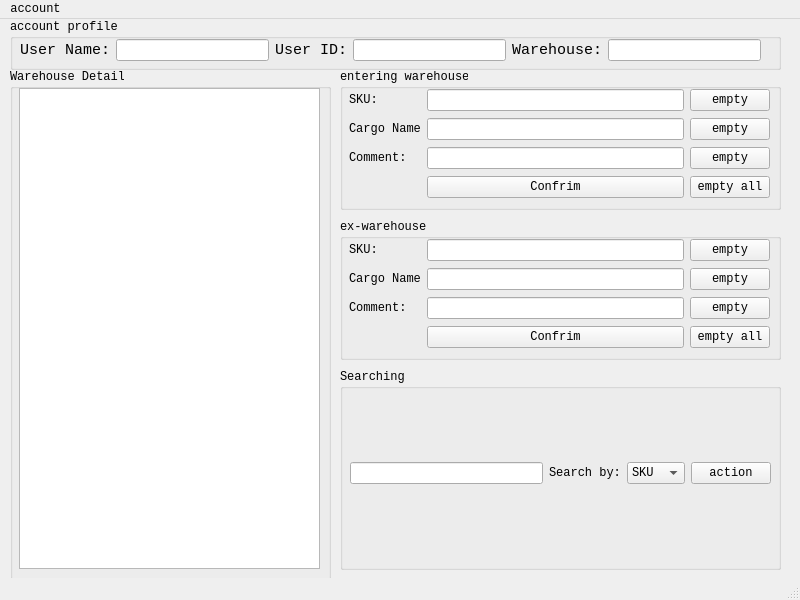
tloinny/WarehouseManagementSystems, file mainwindow.ui: the form before one commit.
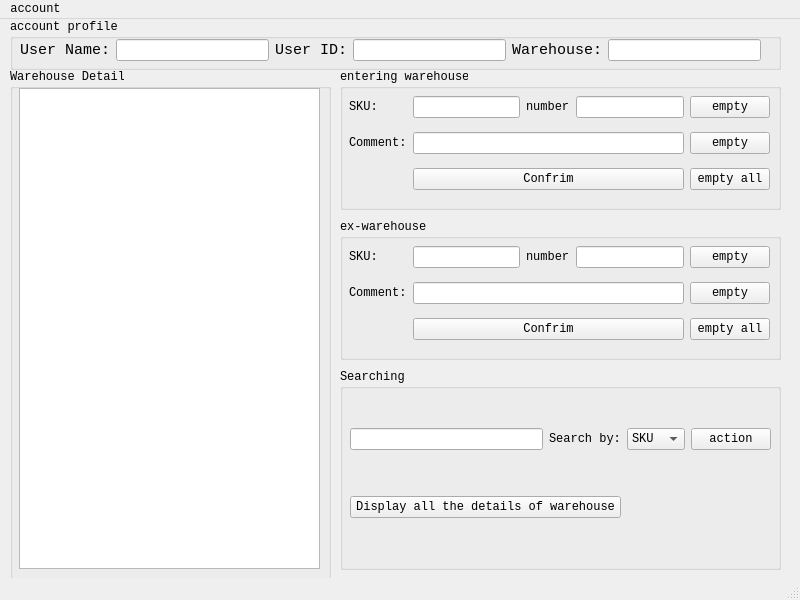
The form after the commit.

```diff
--- a/mainwindow.ui
+++ b/mainwindow.ui
@@ -127,7 +127,7 @@
      </property>
      <layout class="QVBoxLayout" name="verticalLayout">
       <item>
-       <widget class="QTableView" name="tableView"/>
+       <widget class="QTableView" name="SQLTable"/>
       </item>
      </layout>
     </widget>
@@ -154,6 +154,20 @@
       </rect>
      </property>
      <layout class="QGridLayout" name="gridLayout_2">
+      <item row="1" column="4">
+       <widget class="QPushButton" name="EN_empty_comment">
+        <property name="text">
+         <string>empty</string>
+        </property>
+       </widget>
+      </item>
+      <item row="1" column="0">
+       <widget class="QLabel" name="label_6">
+        <property name="text">
+         <string>Comment:</string>
+        </property>
+       </widget>
+      </item>
       <item row="0" column="0">
        <widget class="QLabel" name="label_4">
         <property name="text">
@@ -161,64 +175,43 @@
         </property>
        </widget>
       </item>
-      <item row="1" column="1">
-       <widget class="QLineEdit" name="EN_cargo_name"/>
+      <item row="0" column="4">
+       <widget class="QPushButton" name="EN_empty_SKU">
+        <property name="text">
+         <string>empty</string>
+        </property>
+       </widget>
       </item>
-      <item row="1" column="0">
-       <widget class="QLabel" name="label_5">
+      <item row="2" column="4">
+       <widget class="QPushButton" name="EN_empty_all">
         <property name="text">
-         <string>Cargo Name</string>
+         <string>empty all</string>
         </property>
        </widget>
       </item>
       <item row="0" column="1">
        <widget class="QLineEdit" name="EN_SKU"/>
       </item>
-      <item row="2" column="0">
-       <widget class="QLabel" name="label_6">
+      <item row="0" column="2">
+       <widget class="QLabel" name="label_5">
         <property name="text">
-         <string>Comment:</string>
+         <string>number</string>
         </property>
        </widget>
       </item>
-      <item row="2" column="2">
-       <widget class="QPushButton" name="EN_empty_comment">
-        <property name="text">
-         <string>empty</string>
-        </property>
-       </widget>
+      <item row="0" column="3">
+       <widget class="QLineEdit" name="EN_Num"/>
       </item>
-      <item row="2" column="1">
+      <item row="1" column="1" colspan="3">
        <widget class="QLineEdit" name="EN_comment"/>
       </item>
-      <item row="0" column="2">
-       <widget class="QPushButton" name="EN_empty_SKU">
-        <property name="text">
-         <string>empty</string>
-        </property>
-       </widget>
-      </item>
-      <item row="1" column="2">
-       <widget class="QPushButton" name="EN_empty_name">
-        <property name="text">
-         <string>empty</string>
-        </property>
-       </widget>
-      </item>
-      <item row="3" column="1">
+      <item row="2" column="1" colspan="3">
        <widget class="QPushButton" name="EN_confrim">
         <property name="text">
          <string>Confrim</string>
         </property>
        </widget>
       </item>
-      <item row="3" column="2">
-       <widget class="QPushButton" name="EN_empty_all">
-        <property name="text">
-         <string>empty all</string>
-        </property>
-       </widget>
-      </item>
      </layout>
     </widget>
    </widget>
@@ -244,71 +237,64 @@
       </rect>
      </property>
      <layout class="QGridLayout" name="gridLayout_3">
-      <item row="0" column="0">
-       <widget class="QLabel" name="label_7">
+      <item row="2" column="4">
+       <widget class="QPushButton" name="EX_empty_all">
         <property name="text">
-         <string>SKU:</string>
+         <string>empty all</string>
         </property>
        </widget>
       </item>
-      <item row="1" column="1">
-       <widget class="QLineEdit" name="EX_cargo_name"/>
-      </item>
       <item row="1" column="0">
-       <widget class="QLabel" name="label_8">
-        <property name="text">
-         <string>Cargo Name</string>
-        </property>
-       </widget>
-      </item>
-      <item row="0" column="1">
-       <widget class="QLineEdit" name="EX_SKU"/>
-      </item>
-      <item row="2" column="0">
        <widget class="QLabel" name="label_9">
         <property name="text">
          <string>Comment:</string>
         </property>
        </widget>
       </item>
-      <item row="2" column="2">
+      <item row="1" column="4">
        <widget class="QPushButton" name="EX_empty_comment">
         <property name="text">
          <string>empty</string>
         </property>
        </widget>
       </item>
-      <item row="2" column="1">
-       <widget class="QLineEdit" name="EX_comment"/>
-      </item>
       <item row="0" column="2">
+       <widget class="QLabel" name="label_8">
+        <property name="text">
+         <string>number</string>
+        </property>
+       </widget>
+      </item>
+      <item row="0" column="0">
+       <widget class="QLabel" name="label_7">
+        <property name="text">
+         <string>SKU:</string>
+        </property>
+       </widget>
+      </item>
+      <item row="0" column="1">
+       <widget class="QLineEdit" name="EX_SKU"/>
+      </item>
+      <item row="0" column="4">
        <widget class="QPushButton" name="EX_empty_SKU">
         <property name="text">
          <string>empty</string>
         </property>
        </widget>
       </item>
-      <item row="1" column="2">
-       <widget class="QPushButton" name="EX_empty_name">
-        <property name="text">
-         <string>empty</string>
-        </property>
-       </widget>
+      <item row="0" column="3">
+       <widget class="QLineEdit" name="EX_Num"/>
       </item>
-      <item row="3" column="1">
+      <item row="1" column="1" colspan="3">
+       <widget class="QLineEdit" name="EX_comment"/>
+      </item>
+      <item row="2" column="1" colspan="3">
        <widget class="QPushButton" name="EX_confrim">
         <property name="text">
          <string>Confrim</string>
         </property>
        </widget>
       </item>
-      <item row="3" column="2">
-       <widget class="QPushButton" name="EX_empty_all">
-        <property name="text">
-         <string>empty all</string>
-        </property>
-       </widget>
-      </item>
      </layout>
     </widget>
    </widget>
@@ -338,7 +324,7 @@
        <widget class="QLineEdit" name="Search_Key"/>
       </item>
       <item row="0" column="3">
-       <widget class="QPushButton" name="pushButton_11">
+       <widget class="QPushButton" name="Search_action">
         <property name="mouseTracking">
          <bool>false</bool>
         </property>
@@ -350,6 +336,13 @@
         </property>
        </widget>
       </item>
+      <item row="0" column="1">
+       <widget class="QLabel" name="label_10">
+        <property name="text">
+         <string>Search by:</string>
+        </property>
+       </widget>
+      </item>
       <item row="0" column="2">
        <widget class="QComboBox" name="SearchBy_comboBox">
         <item>
@@ -364,10 +357,10 @@
         </item>
        </widget>
       </item>
-      <item row="0" column="1">
-       <widget class="QLabel" name="label_10">
+      <item row="1" column="0" colspan="2">
+       <widget class="QPushButton" name="ShowAll">
         <property name="text">
-         <string>Search by:</string>
+         <string>Display all the details of warehouse</string>
         </property>
        </widget>
       </item>
```
Left out of the diff: 131 changed lines with no effect on the pictures.
